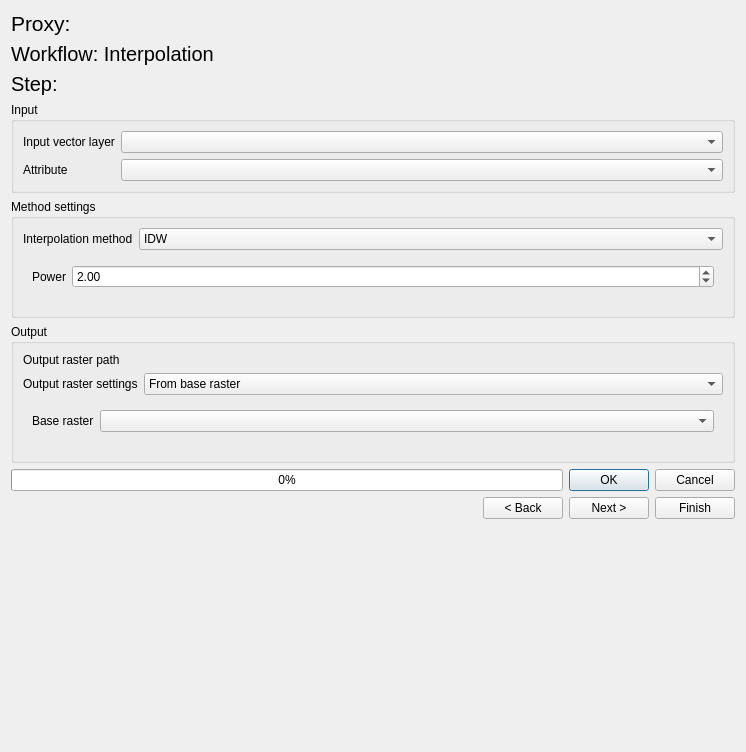
Before: the Qt Designer form eis_qgis_plugin/resources/ui/mineral_proxies/proxy_workflow2_interpolation.ui in GispoCoding/eis_qgis_plugin, drawn with Qt 5.
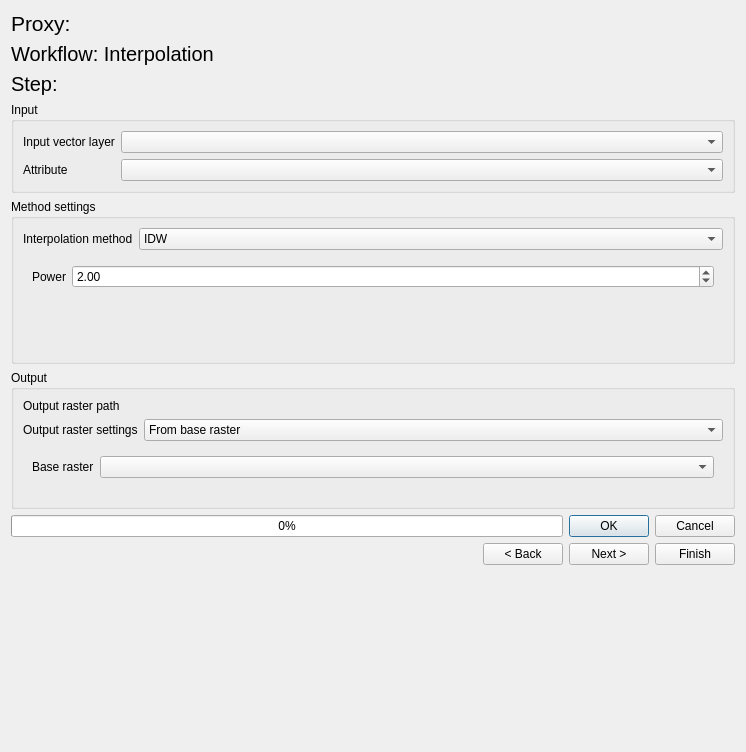
After: the same form once the commit is applied. Custom widgets are drawn as their Qt base class.

Commit message: fix(wizard-proxies): fix interpolation method box resizing incorrectly

```diff
--- a/eis_qgis_plugin/resources/ui/mineral_proxies/proxy_workflow2_interpolation.ui
+++ b/eis_qgis_plugin/resources/ui/mineral_proxies/proxy_workflow2_interpolation.ui
@@ -115,7 +115,7 @@
         <property name="maximumSize">
          <size>
           <width>16777215</width>
-          <height>50</height>
+          <height>16777215</height>
          </size>
         </property>
         <property name="currentIndex">
```
The commit also changes 1 other file.
